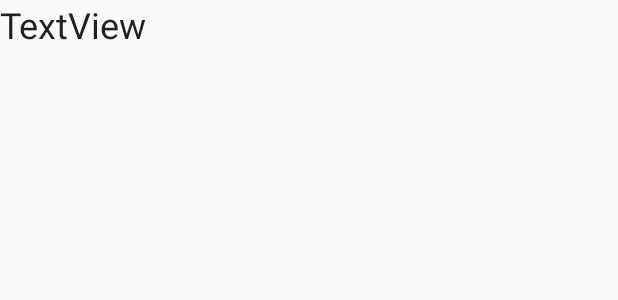
After one commit to damirmiljkovic/simpleAndroidApp, an Android app: the layout layout_second_display_name.xml on its own in the app's theme, with its tools: preview values and no code run, on a phone screen of 412 x 824 dp. The commit adds this screen. Shown: the top 300 px of the screen. Run offline under Robolectric (Android 15) with nearby library versions, the phone set to English and light mode, and no system bars.

```diff
--- /dev/null
+++ b/app/src/main/res/layout/layout_second_display_name.xml
@@ -0,0 +1,18 @@
+<?xml version="1.0" encoding="utf-8"?>
+<LinearLayout xmlns:android="http://schemas.android.com/apk/res/android"
+              android:layout_width="match_parent"
+              android:layout_height="wrap_content"
+              android:orientation="vertical">
+
+    <TextView
+        android:id="@+id/textViewDisplayName"
+        android:layout_width="wrap_content"
+        android:layout_height="wrap_content"
+        android:text="TextView"
+        android:textAppearance="@style/TextAppearance.AppCompat.Headline"/>
+
+    <TextView
+        android:id="@+id/layout_display_text"
+        android:layout_width="match_parent"
+        android:layout_height="wrap_content"/>
+</LinearLayout>
```
Also changed, not shown: app/src/main/java/net/idevcorp/simpleandroidapp/ui/adapters/AnswerItemsAdapter.java (+54 -7 lines).
